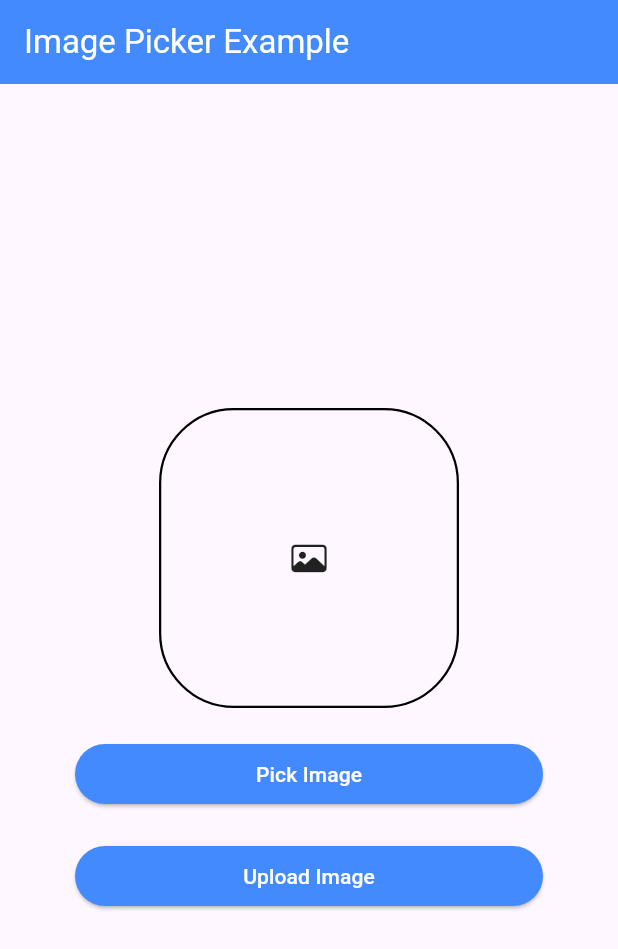
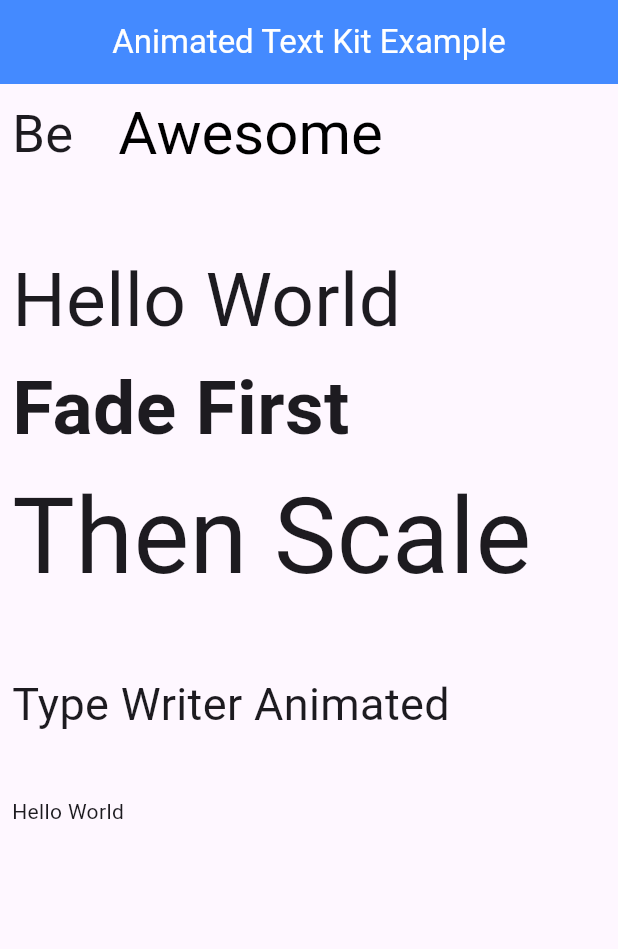
Before and after one commit to muhammadazan-code/widget-package-of-the-week, a Flutter app: the screen it shows after launch, on a phone screen of 412 x 824 dp. Shown: the top 949 px of the screen. Run offline on Flutter 3.47's test engine with Material 3 defaults, Android fonts, the phone set to English and light mode, and no system bars; drawn by our look-alikes of animated_text_kit; our stand-ins replace image_picker, persistent_bottom_nav_bar; Roboto replaces fonts that are missing (Canterbury, Horizon).

Commit message:
Animated Text Kit package

```diff
--- a/lib/main.dart
+++ b/lib/main.dart
@@ -1,5 +1,5 @@
 import 'package:flutter/material.dart';
-import 'package:widget_of_the_week/packages/image_picker.dart';
+import 'package:widget_of_the_week/packages/animated_text_kit.dart';
 
 void main() {
   runApp(MyApp());
@@ -16,7 +16,7 @@ class MyApp extends StatelessWidget {
         backgroundColor: Colors.blueAccent,
         foregroundColor: Colors.white,
       )),
-      home: ImagePickerPackageExample(),
+      home: AnimatedTextKitExample()
     );
   }
 }
--- /dev/null
+++ b/lib/packages/animated_text_kit.dart
@@ -0,0 +1,104 @@
+import 'package:animated_text_kit/animated_text_kit.dart';
+import 'package:flutter/material.dart';
+
+class AnimatedTextKitExample extends StatelessWidget {
+  const AnimatedTextKitExample({super.key});
+
+  @override
+  Widget build(BuildContext context) {
+    return Scaffold(
+      appBar: AppBar(
+        title: Center(
+          child: Text("Animated Text Kit Example"),
+        ),
+      ),
+      body: SafeArea(
+          child: SingleChildScrollView(
+        child: Padding(
+          padding: const EdgeInsets.all(8.0),
+          child: Column(
+            crossAxisAlignment: CrossAxisAlignment.start,
+            children: [
+              Row(
+                children: [
+                  Text(
+                    "Be",
+                    style: TextStyle(fontSize: 35),
+                  ),
+                  SizedBox(
+                    width: 30,
+                    height: 50,
+                  ),
+                  DefaultTextStyle(
+                    style: TextStyle(
+                      fontFamily: "Horizon",
+                      fontSize: 40.0,
+                      color: Colors.black,
+                    ),
+                    child: AnimatedTextKit(animatedTexts: [
+                      RotateAnimatedText("Awesome"),
+                      RotateAnimatedText("Beautiful"),
+                      RotateAnimatedText("Plan"),
+                    ]),
+                  )
+                ],
+              ),
+              SizedBox(
+                width: 30,
+                height: 50,
+              ),
+              AnimatedTextKit(
+                displayFullTextOnTap: true,
+                totalRepeatCount: 100,
+                animatedTexts: [
+                  TypewriterAnimatedText("Hello World",
+                      textStyle: TextStyle(fontSize: 50)),
+                ],
+              ),
+              AnimatedTextKit(
+                displayFullTextOnTap: true,
+                totalRepeatCount: 100,
+                animatedTexts: [
+                  FadeAnimatedText(
+                    'Fade First',
+                    textStyle:
+                        TextStyle(fontSize: 50.0, fontWeight: FontWeight.bold),
+                  ),
+                ],
+              ),
+              AnimatedTextKit(
+                displayFullTextOnTap: true,
+                totalRepeatCount: 100,
+                stopPauseOnTap: true,
+                animatedTexts: [
+                  ScaleAnimatedText(
+                    'Then Scale',
+                    textStyle:
+                        TextStyle(fontSize: 70.0, fontFamily: 'Canterbury'),
+                  ),
+                ],
+              ),
+              SizedBox(
+                height: 40,
+              ),
+              AnimatedTextKit(totalRepeatCount: 100, animatedTexts: [
+                TyperAnimatedText("Type Writer Animated",
+                    textStyle: TextStyle(fontSize: 30)),
+              ]),
+              SizedBox(
+                height: 40,
+              ),
+              AnimatedTextKit(
+                animatedTexts: [
+                  WavyAnimatedText('Hello World'),
+                  WavyAnimatedText('Look at the waves'),
+                ],
+                isRepeatingAnimation: true,
+              ),
+            ],
+          ),
+        ),
+      )),
+    );
+  }
+}
--- a/pubspec.yaml
+++ b/pubspec.yaml
@@ -37,6 +37,7 @@ dependencies:
   image_picker: ^1.1.2
   http: ^1.3.0
   persistent_bottom_nav_bar: ^6.2.1
+  animated_text_kit: ^4.2.3
 
 dev_dependencies:
   flutter_test:
```
Also changed, not shown: pubspec.lock.
